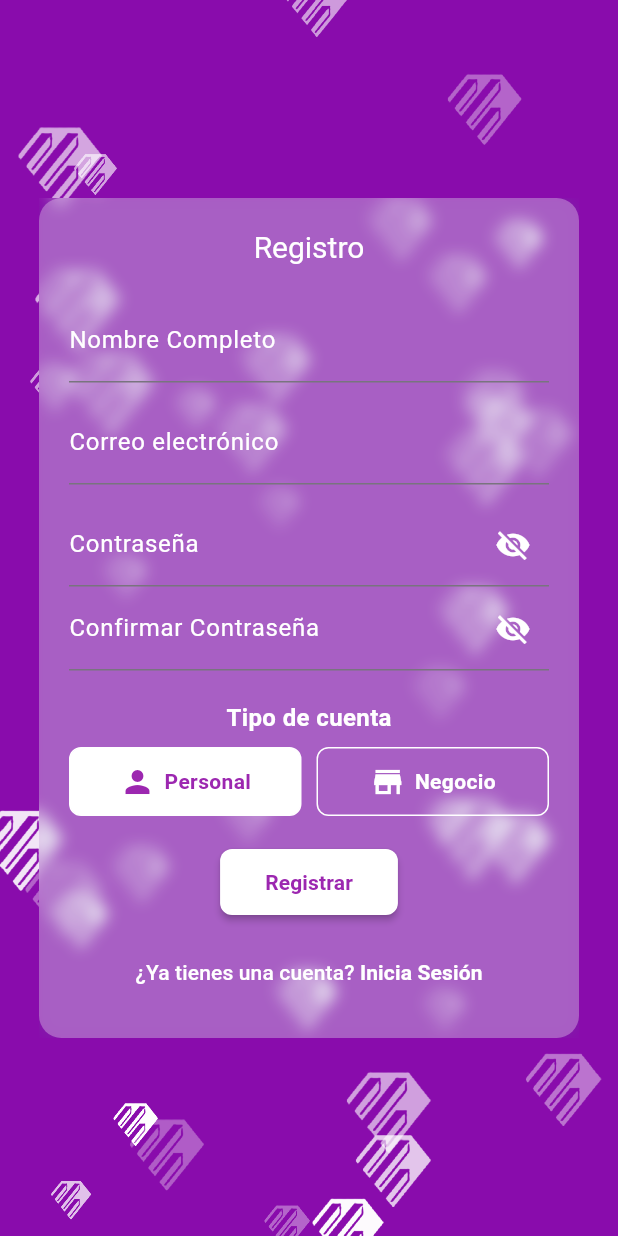
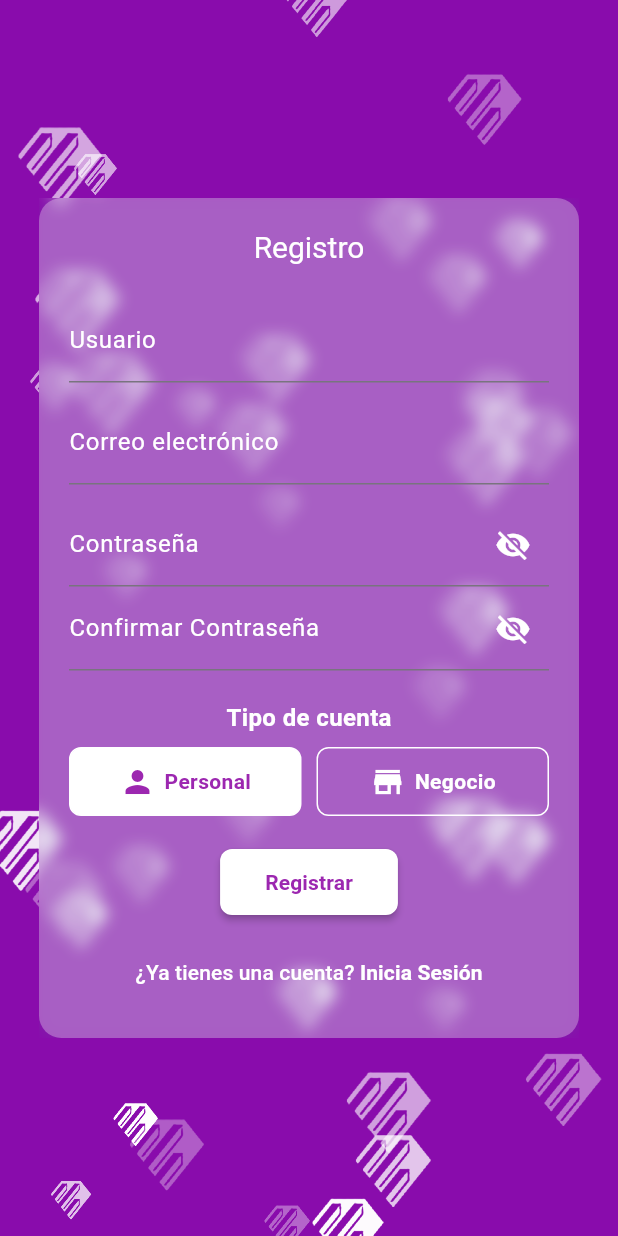
Before and after one commit to AlthosKal/KuenteCO, a Flutter app: the RegisterScreen screen opened by its route, on a phone screen of 412 x 824 dp. Run offline on Flutter 3.47's test engine with Material 3 defaults, Android fonts, the phone set to English and light mode, and no system bars; our stand-ins replace decimal, dio, flutter_dotenv, flutter_secure_storage, image_picker, toastification; accounts and stored records are empty.

Commit message:
FRONT guacala 3

```diff
--- a/FRONT-END/lib/core/services/app/user_service.dart
+++ b/FRONT-END/lib/core/services/app/user_service.dart
@@ -50,7 +50,7 @@ class UserService {
 
     /// Eliminar el usuario
   Future<void> deleteUser() async {
-    final response = await _apiClient.deleteApp('/auth/delete');
+    final response = await _apiClient.deleteApp('/auth/user/delete');
     if (response.statusCode != 204) {
       throw Exception('Error al eliminar usuario: ${response.statusCode}');
     }
--- a/FRONT-END/lib/screens/auth/login_view.dart
+++ b/FRONT-END/lib/screens/auth/login_view.dart
@@ -1,3 +1,4 @@
+import 'package:KuenteCO/widgets/common/navbar/custom_form_widget.dart';
 import 'package:flutter/material.dart';
 import '../../controllers/login_controller.dart';
 import '../../routes/app_routes.dart';
@@ -66,12 +67,12 @@ class _LoginFormState extends State<LoginForm> {
             const SizedBox(height: 20),
 
             /// ✅ Campo email/usuario
-            EmailFormField(
+            CustomFormField(
               controller: _nameOrEmailController,
               focusNode: _nameOrEmailFocusNode,
               onFieldSubmitted: (_) {
                 FocusScope.of(context).requestFocus(_passwordFocusNode);
-              },
+              }, labelText: 'Email o Usuario',
             ),
             const SizedBox(height: 12),
 
--- a/FRONT-END/lib/screens/auth/register_view.dart
+++ b/FRONT-END/lib/screens/auth/register_view.dart
@@ -90,7 +90,7 @@ class _RegisterFormState extends State<RegisterForm> {
             CustomFormField(
               controller: _usernameController,
               focusNode: _usernameFocusNode,
-              labelText: 'Nombre Completo',
+              labelText: 'Usuario',
               keyboardType: TextInputType.name,
               textInputAction: TextInputAction.next,
               validator: (value) =>
```
